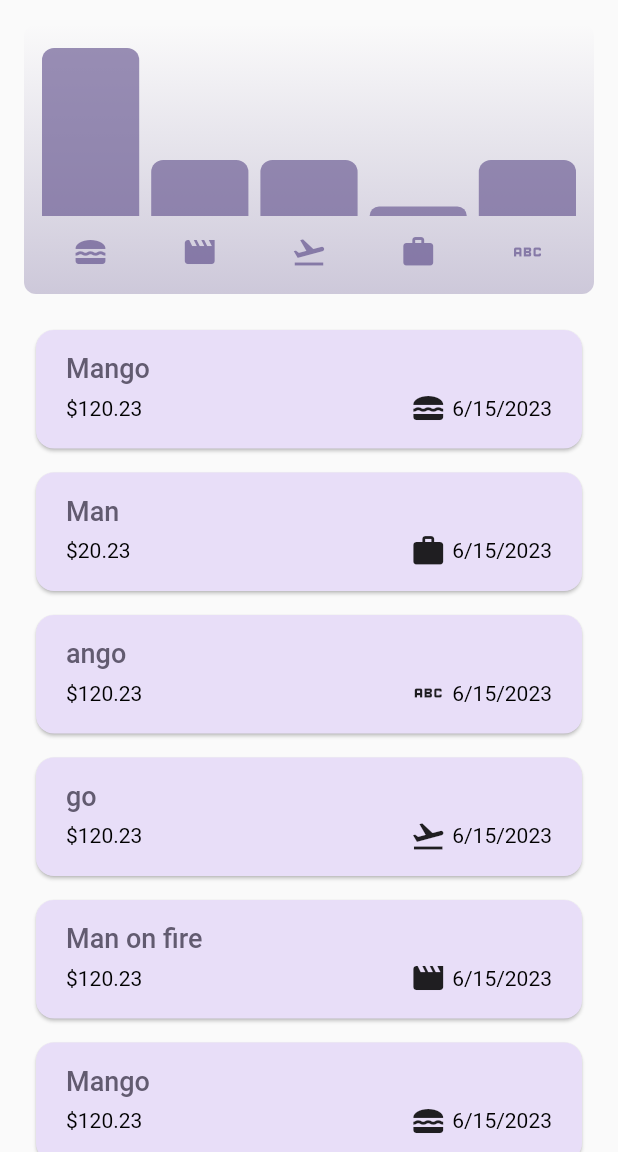
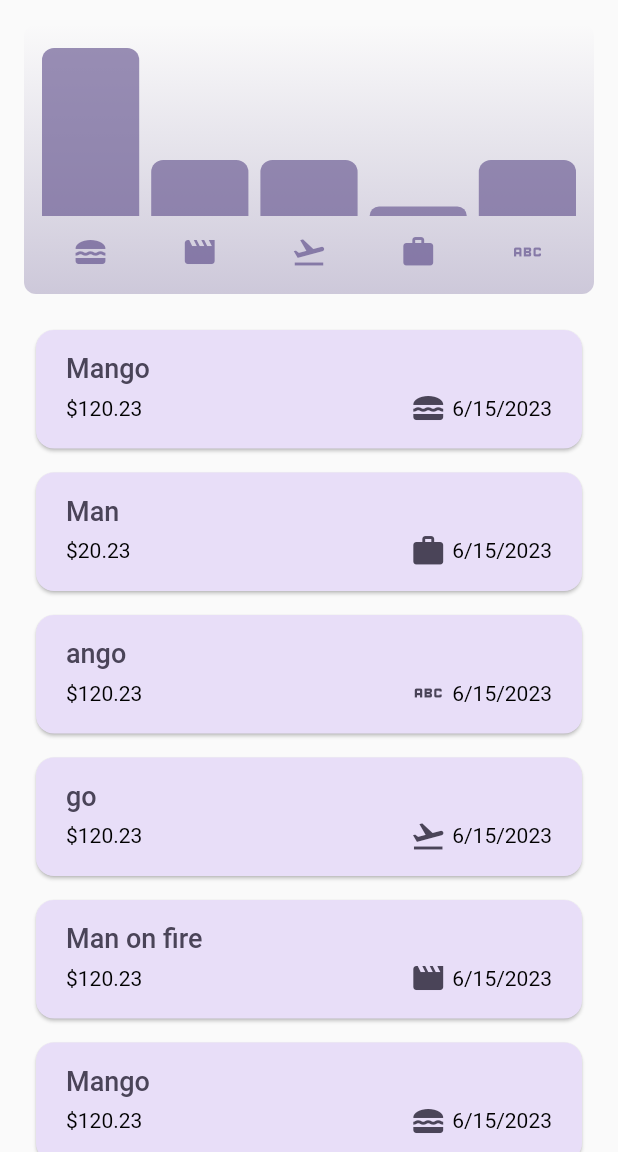
Before and after one commit to mrrapp/Expense-Tracker, a Flutter app: the screen it shows after launch, on a phone screen of 412 x 824 dp, the part 84-1236 px from its top. Run offline on Flutter 3.47's test engine with Material 2 defaults, Android fonts, the phone set to English and light mode, and no system bars.

Commit message:
latest commit

```diff
--- a/lib/main.dart
+++ b/lib/main.dart
@@ -60,6 +60,7 @@ void main() {
             color: kColorScheme.primaryContainer,
           ),
         ),
+       iconTheme: const IconThemeData().copyWith(color:kColorScheme.onSecondaryContainer),
         cardTheme: const CardTheme().copyWith(
           color: kColorScheme.secondaryContainer,
           margin: const EdgeInsets.symmetric(
@@ -75,7 +76,7 @@ void main() {
         textTheme: const TextTheme().copyWith(
           titleLarge: TextStyle(
             fontSize: 18,
-            color: kColorScheme.secondary,
+            color: kColorScheme.onSecondaryContainer,
           ),
           bodyMedium: const TextStyle(color: Colors.black),
           titleMedium: const TextStyle(color: Colors.black),
@@ -95,6 +96,7 @@ void main() {
       ),
       themeMode: ThemeMode.system,
       home: const Expenses(),
+      debugShowCheckedModeBanner: false,
     ),
   );
 }
--- a/lib/widgets/expenses.dart
+++ b/lib/widgets/expenses.dart
@@ -1,4 +1,5 @@
 import 'package:flutter/material.dart';
+import 'package:my_expenses/main.dart';
 
 import 'package:my_expenses/widgets/chart.dart';
 import 'package:my_expenses/widgets/expenses-list/expenses_list.dart';
@@ -122,13 +123,17 @@ class _ExpensesState extends State<Expenses> {
     }
     return Scaffold(
       appBar: AppBar(
-        title: const Text('My Expense Tracker'),
+        title: const Text(
+          'My Expense Tracker',
+          //  style: TextStyle(color: Colors.amber),
+        ),
         actions: [
           IconButton(
             onPressed:
                 _addExpenseOverlay, // added as a pointer to the method and not directly as the method, bcos desire is not to get executed here imediately but only when button is pressed
-            icon: const Icon(
+            icon: Icon(
               Icons.add,
+              color: kColorScheme.primaryContainer,
             ),
           ),
         ],
```
